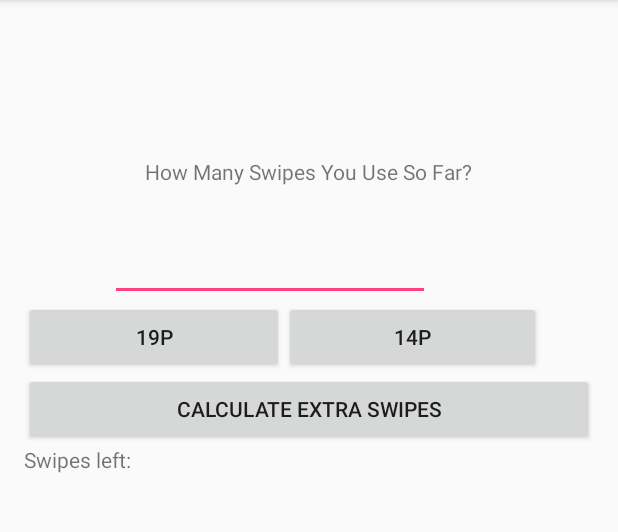
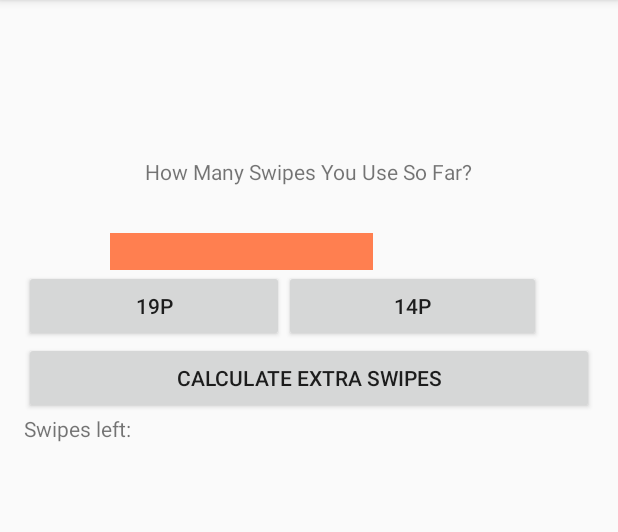
Before and after one commit to tanzeelak/SwypeRight, an Android app: the Menu screen opened directly, with no data from a screen before it, on a phone screen of 412 x 824 dp, the part 84-616 px from its top. Run offline under Robolectric (Android 15) with nearby library versions, the phone set to English and light mode, and no system bars.

Commit message:
more colorful

```diff
--- a/app/src/main/res/layout/activity_buy_sell.xml
+++ b/app/src/main/res/layout/activity_buy_sell.xml
@@ -42,7 +42,7 @@
         android:layout_marginTop="24dp"
         android:layout_below="@+id/btnBuy"
         android:id="@+id/tradeList"
-        android:background="#C0C0C0"
+        android:background="#FF7F50"
         android:layout_centerHorizontal="true" />
 
     <EditText
@@ -51,7 +51,7 @@
         android:inputType="textPersonName"
         android:text=""
         android:ems="10"
-        android:background="#C0C0C0"
+        android:background="#FF7F50"
         android:id="@+id/input"
         android:layout_below="@+id/buysellheader"
         android:layout_centerHorizontal="true"
--- a/app/src/main/res/layout/activity_menu.xml
+++ b/app/src/main/res/layout/activity_menu.xml
@@ -32,7 +32,7 @@
             android:text="How Many Swipes You Use So Far?" />
 
         <EditText
-            android:layout_width="wrap_content"
+            android:layout_width="175dp"
             android:layout_height="wrap_content"
             android:inputType="number"
             android:ems="10"
@@ -40,8 +40,10 @@
             android:layout_alignParentStart="true"
             android:layout_marginStart="57dp"
             android:layout_marginTop="31dp"
+            android:background="#FF7F50"
             android:id="@+id/swipesUsed"
             tools:text="Enter Swipes Used" />
+
         <LinearLayout
             android:layout_width="wrap_content"
             android:layout_height="wrap_content"
```
